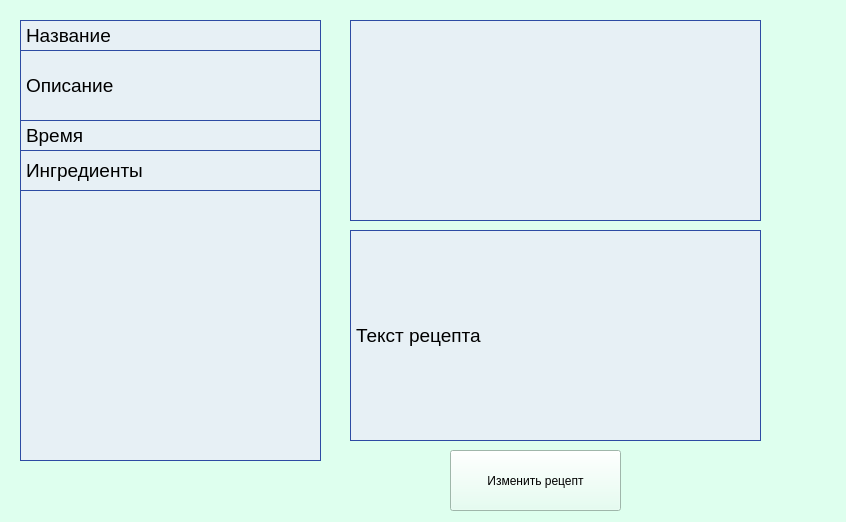
First picture: the form in recipefullwidget.ui, repository moevm/gui-1h2017-09, before the edit.
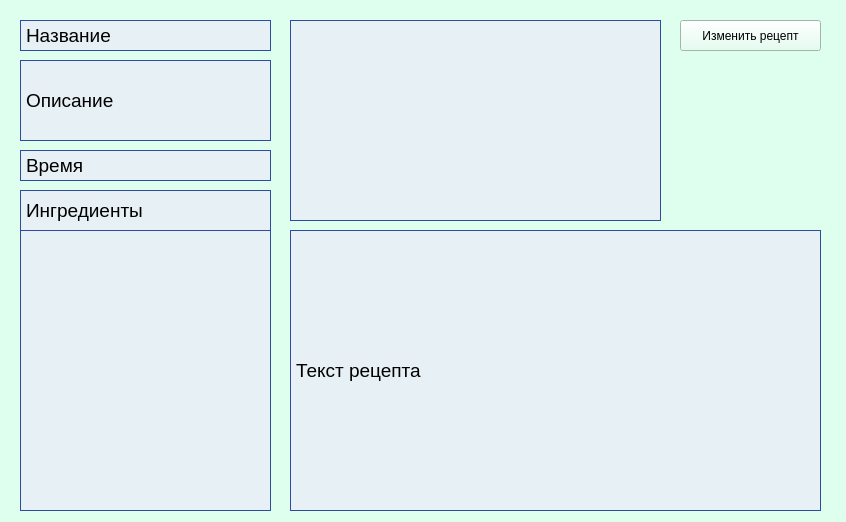
Second picture: the form after the edit.

What changed in the file:
```diff
--- a/recipefullwidget.ui
+++ b/recipefullwidget.ui
@@ -21,7 +21,7 @@
     <rect>
      <x>20</x>
      <y>20</y>
-     <width>301</width>
+     <width>251</width>
      <height>31</height>
     </rect>
    </property>
@@ -55,9 +55,9 @@
    <property name="geometry">
     <rect>
      <x>20</x>
-     <y>50</y>
-     <width>301</width>
-     <height>71</height>
+     <y>60</y>
+     <width>251</width>
+     <height>81</height>
     </rect>
    </property>
    <property name="styleSheet">
@@ -81,9 +81,9 @@
   <widget class="QLabel" name="label_pic">
    <property name="geometry">
     <rect>
-     <x>350</x>
+     <x>290</x>
      <y>20</y>
-     <width>411</width>
+     <width>371</width>
      <height>201</height>
     </rect>
    </property>
@@ -113,10 +113,10 @@
   <widget class="QLabel" name="label_text">
    <property name="geometry">
     <rect>
-     <x>350</x>
+     <x>290</x>
      <y>230</y>
-     <width>411</width>
-     <height>211</height>
+     <width>531</width>
+     <height>281</height>
     </rect>
    </property>
    <property name="styleSheet">
@@ -143,10 +143,10 @@
   <widget class="QPushButton" name="Button_chg">
    <property name="geometry">
     <rect>
-     <x>450</x>
-     <y>450</y>
-     <width>171</width>
-     <height>61</height>
+     <x>680</x>
+     <y>20</y>
+     <width>141</width>
+     <height>31</height>
     </rect>
    </property>
    <property name="text">
@@ -157,8 +157,8 @@
    <property name="geometry">
     <rect>
      <x>20</x>
-     <y>120</y>
-     <width>301</width>
+     <y>150</y>
+     <width>251</width>
      <height>31</height>
     </rect>
    </property>
@@ -184,8 +184,8 @@
    <property name="geometry">
     <rect>
      <x>20</x>
-     <y>150</y>
-     <width>301</width>
+     <y>190</y>
+     <width>251</width>
      <height>41</height>
     </rect>
    </property>
@@ -208,9 +208,9 @@
    <property name="geometry">
     <rect>
      <x>20</x>
-     <y>190</y>
-     <width>301</width>
-     <height>271</height>
+     <y>230</y>
+     <width>251</width>
+     <height>281</height>
     </rect>
    </property>
    <property name="styleSheet">
```
Left out of the diff: 3 changed lines with no effect on the pictures.
